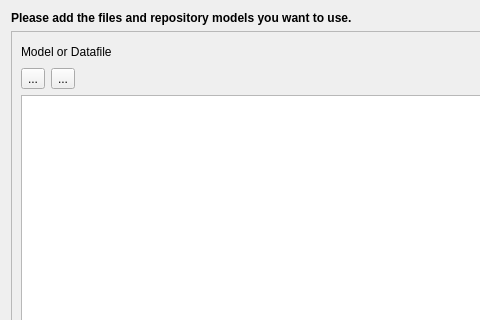
First picture: the form in QgisModelBaker/ui/workflow_wizard/import_source_selection.ui, repository opengisch/QgisModelBaker, before the edit; both pictures show x 0 to 480 and y 0 to 320 of the 800 by 600 pixel window.
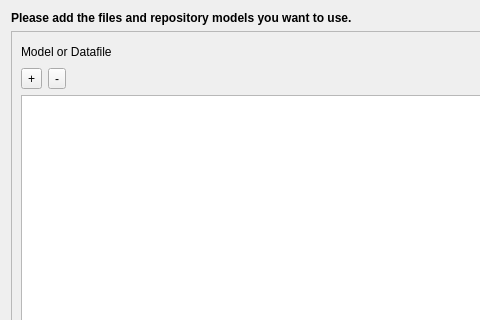
Second picture: the form after the edit. Icons and pictures are not drawn. Custom widgets are drawn as their Qt base class.

Patch:
```diff
--- a/QgisModelBaker/ui/workflow_wizard/import_source_selection.ui
+++ b/QgisModelBaker/ui/workflow_wizard/import_source_selection.ui
@@ -60,22 +60,14 @@
         <item>
          <widget class="QToolButton" name="add_button">
           <property name="text">
-           <string>...</string>
-          </property>
-          <property name="icon">
-           <iconset>
-            <normaloff>../../images/symbologyAdd.svg</normaloff>../../images/symbologyAdd.svg</iconset>
+           <string>+</string>
           </property>
          </widget>
         </item>
         <item>
          <widget class="QToolButton" name="remove_button">
           <property name="text">
-           <string>...</string>
-          </property>
-          <property name="icon">
-           <iconset>
-            <normaloff>../../images/symbologyRemove.svg</normaloff>../../images/symbologyRemove.svg</iconset>
+           <string>-</string>
           </property>
          </widget>
         </item>
```
